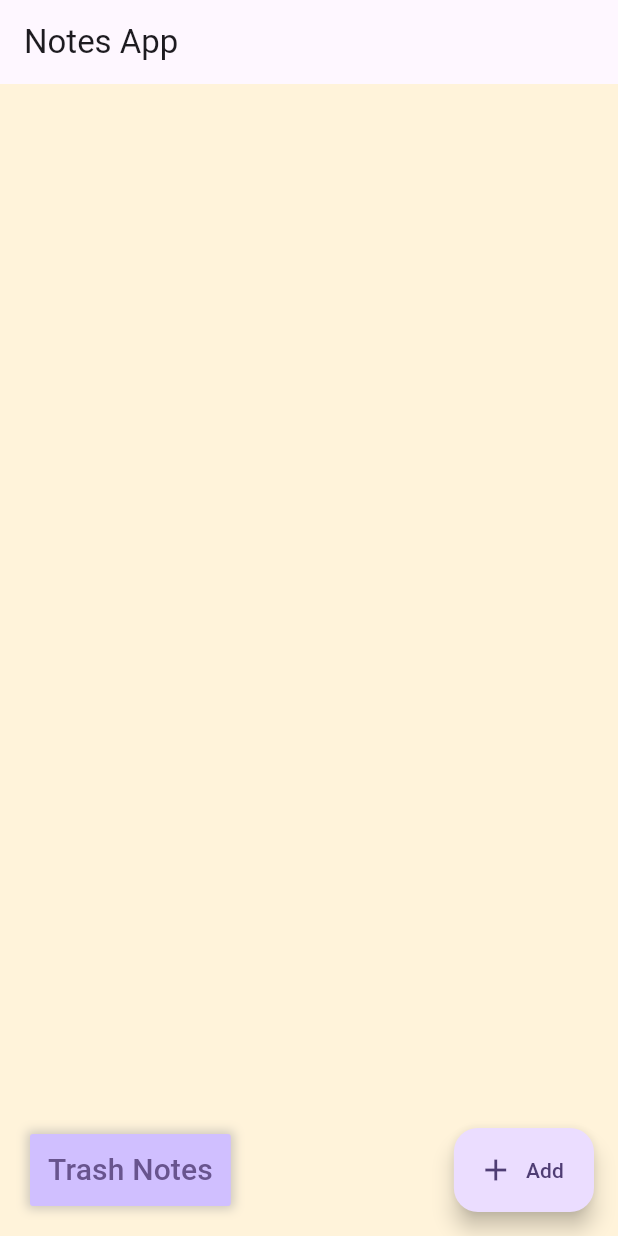
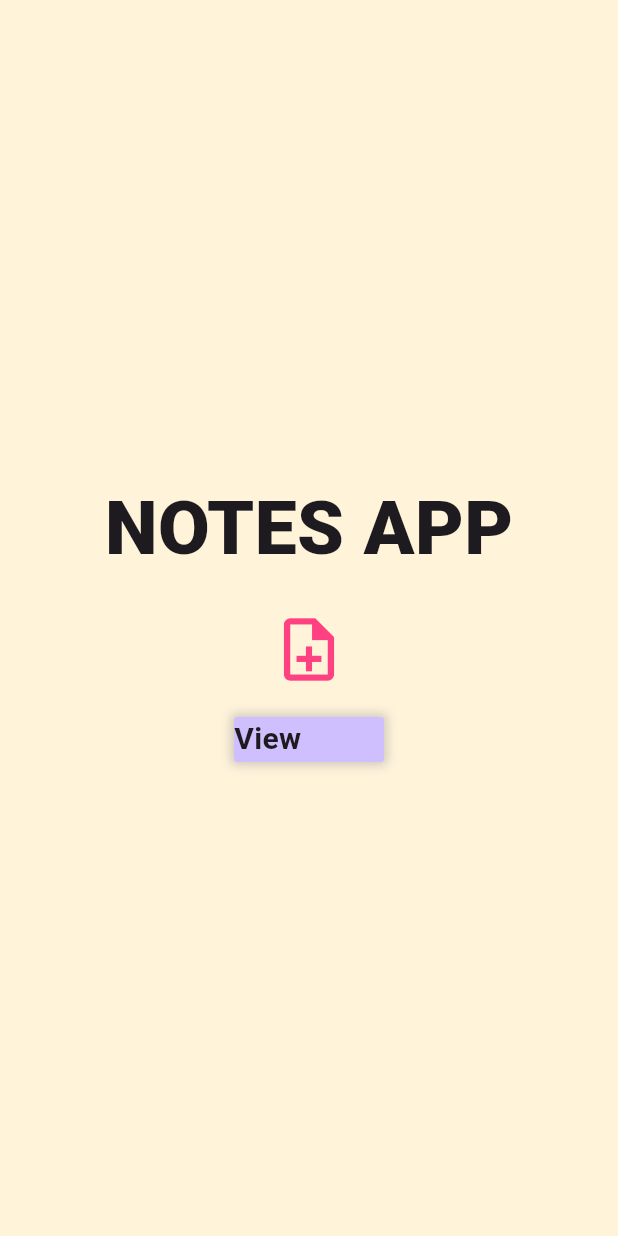
Before and after one commit to AryaTelang/Notes_App, a Flutter app: the screen it shows after launch, on a phone screen of 412 x 824 dp. Run offline on Flutter 3.47's test engine with Material 2 defaults, Android fonts, the phone set to English and light mode, and no system bars; our stand-ins replace cloud_firestore, equatable, firebase_core, flutter_bloc; accounts and stored records are empty.

Commit message:
Final commit

```diff
--- /dev/null
+++ b/lib/cubit/appcubitLogic.dart
@@ -0,0 +1,45 @@
+import 'package:flutter/material.dart';
+import 'package:flutter_bloc/flutter_bloc.dart';
+import 'package:notes_app_second/cubit/note/note_cubit.dart';
+import 'package:notes_app_second/cubit/note/note_state.dart';
+import 'package:notes_app_second/screens/home.dart';
+
+import '../screens/Welcome.dart';
+class NoteCubitLogic extends StatefulWidget {
+  const NoteCubitLogic({Key? key}) : super(key: key);
+
+  @override
+  State<NoteCubitLogic> createState() => _NoteCubitLogicState();
+}
+
+class _NoteCubitLogicState extends State<NoteCubitLogic> {
+  @override
+  Widget build(BuildContext context) {
+    return Scaffold(
+      body: BlocBuilder<NoteCubit,NoteState>(
+        builder: (context,state){
+          if(state is LoadingState){
+            return Center(
+              child: CircularProgressIndicator(),
+
+            );
+          }
+          if(state is WelcomeState)
+            {
+              return WelcomePage();
+            }
+          if(state is LoadedState)
+            {
+              return HomePage();
+            }
+          else{
+            return Center(
+              child: Text(state.toString()),
+            );
+          }
+
+        },
+      ),
+    );
+  }
+}
--- /dev/null
+++ b/lib/cubit/note/note_state.dart
@@ -0,0 +1,26 @@
+import 'package:equatable/equatable.dart';
+abstract class NoteState extends Equatable{}
+
+class InitialState extends NoteState {
+  @override
+  List<Object> get props => [];
+}
+
+class WelcomeState extends NoteState {
+  @override
+  List<Object> get props => [];
+}
+class LoadingState extends NoteState {
+  @override
+  List<Object> get props => [];
+}
+class LoadedState extends NoteState {
+
+
+  @override
+  List<Object> get props => [];
+}
+class ErrorState extends NoteState {
+  @override
+  List<Object> get props => [];
+}
--- a/lib/main.dart
+++ b/lib/main.dart
@@ -1,12 +1,14 @@
 import 'package:flutter/material.dart';
+import 'package:notes_app_second/cubit/appcubitLogic.dart';
+import 'package:notes_app_second/cubit/note/note_cubit.dart';
 import 'package:notes_app_second/screens/home.dart';
 import 'package:firebase_core/firebase_core.dart';
 
 import 'firebase_options.dart';
-
+import 'package:flutter_bloc/flutter_bloc.dart';
 Future<void> main() async {
   WidgetsFlutterBinding.ensureInitialized();
-  await Firebase.initializeApp(options:DefaultFirebaseOptions.currentPlatform);
+  await Firebase.initializeApp(options: DefaultFirebaseOptions.currentPlatform);
   runApp(MyApp());
 }
 
@@ -22,7 +24,10 @@ class MyApp extends StatelessWidget {
         colorScheme: ColorScheme.fromSeed(seedColor: Colors.deepPurple),
         useMaterial3: true,
       ),debugShowCheckedModeBanner: false,
-      home: HomePage(),
+      home: BlocProvider<NoteCubit>(
+        create: (context)=>NoteCubit(),
+        child: NoteCubitLogic(),
+      ),
     );
   }
 }
--- /dev/null
+++ b/lib/screens/Welcome.dart
@@ -0,0 +1,55 @@
+import 'package:flutter/cupertino.dart';
+import 'package:flutter/material.dart';
+import 'package:flutter_bloc/flutter_bloc.dart';
+
+import '../Constants.dart';
+import '../cubit/note/note_cubit.dart';
+
+class WelcomePage extends StatefulWidget {
+  const WelcomePage({Key? key}) : super(key: key);
+
+  @override
+  State<WelcomePage> createState() => _WelcomePageState();
+}
+
+class _WelcomePageState extends State<WelcomePage> {
+  @override
+  Widget build(BuildContext context) {
+    return Container(
+      color: Constants.bgColor,
+      child: Center(
+        child: Column(
+          mainAxisAlignment: MainAxisAlignment.center,
+          children: [
+            Text("NOTES APP",style: TextStyle(fontSize: 50,fontWeight: FontWeight.w900),),
+            SizedBox(height: 20,),
+            Icon(Icons.note_add_outlined,size: 50,color: Colors.pinkAccent,),
+            SizedBox(height: 20,),
+            GestureDetector(
+              onTap: () {
+                BlocProvider.of<NoteCubit>(context).getData();
+
+              },
+              child: Container(
+                height: 30,
+                width: 100,
+                decoration: BoxDecoration(
+                  color: Constants.noteColor,
+                  borderRadius: BorderRadius.circular(2.0),
+                  boxShadow: [
+                    BoxShadow(
+                      color: Colors.grey.withOpacity(0.5),
+                      spreadRadius: 2,
+                      blurRadius: 5,
+                    ),
+                  ],
+                ),
+                child: Center(child: Text("View Notes",style: TextStyle(fontWeight: FontWeight.w700,fontSize: 20),)),
+              ),
+            ),
+          ],
+        ),
+      ),
+    );
+  }
+}
--- a/lib/screens/home.dart
+++ b/lib/screens/home.dart
@@ -5,7 +5,7 @@ import 'package:cloud_firestore/cloud_firestore.dart';
 import 'package:notes_app_second/screens/NewNoteScreen.dart';
 import 'package:notes_app_second/screens/ReadNote.dart';
 import 'package:notes_app_second/widget/noteCard.dart';
-
+import 'package:flutter_bloc/flutter_bloc.dart';
 import 'TrashPage.dart';
 
 class HomePage extends StatefulWidget {
@@ -41,7 +41,7 @@ class _HomePageState extends State<HomePage> {
                       padding: EdgeInsets.all(10),
                       gridDelegate: SliverGridDelegateWithFixedCrossAxisCount(
                           crossAxisSpacing:
-                              16.0, // Adjust the horizontal spacing
+                              16.0,
                           mainAxisSpacing: 16.0,
                           crossAxisCount: 2),
                       children: snapshot.data!.docs
--- a/lib/widget/noteCard.dart
+++ b/lib/widget/noteCard.dart
@@ -1,6 +1,6 @@
 import 'package:flutter/material.dart';
 import 'package:cloud_firestore/cloud_firestore.dart';
-import 'package:notes_app_second/screens/home.dart';
+
 import '../Constants.dart';
 
 Widget noteCard(Function()? onTap, QueryDocumentSnapshot doc) {
--- a/lib/widget/trashcard.dart
+++ b/lib/widget/trashcard.dart
@@ -1,6 +1,5 @@
 import 'package:flutter/material.dart';
 import 'package:cloud_firestore/cloud_firestore.dart';
-import 'package:notes_app_second/screens/home.dart';
 import '../Constants.dart';
 
 Widget TrashCard(Function()? onTap, QueryDocumentSnapshot doc) {
--- a/pubspec.yaml
+++ b/pubspec.yaml
@@ -43,6 +43,7 @@ dev_dependencies:
   firebase_core: ^2.15.0
   firebase_auth: ^4.4.2
   cloud_firestore: ^4.8.4
+  equatable: ^2.0.5
 
   # The "flutter_lints" package below contains a set of recommended lints to
   # encourage good coding practices. The lint set provided by the package is
```
Also changed, not shown: lib/cubit/auth/auth_cubit.dart (deleted, +0 -50 lines), lib/cubit/auth/auth_state.dart (deleted, +0 -54 lines), lib/cubit/note/note_cubit.dart (added, +27 -0 lines), lib/screens/changeNote.dart (deleted), pubspec.lock.
